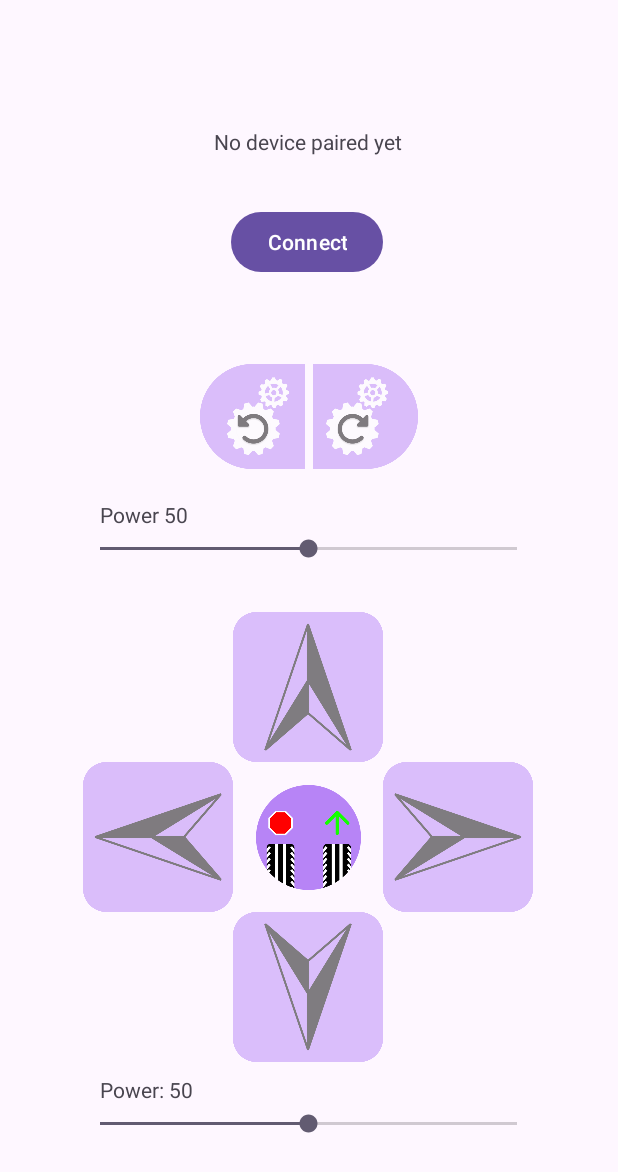
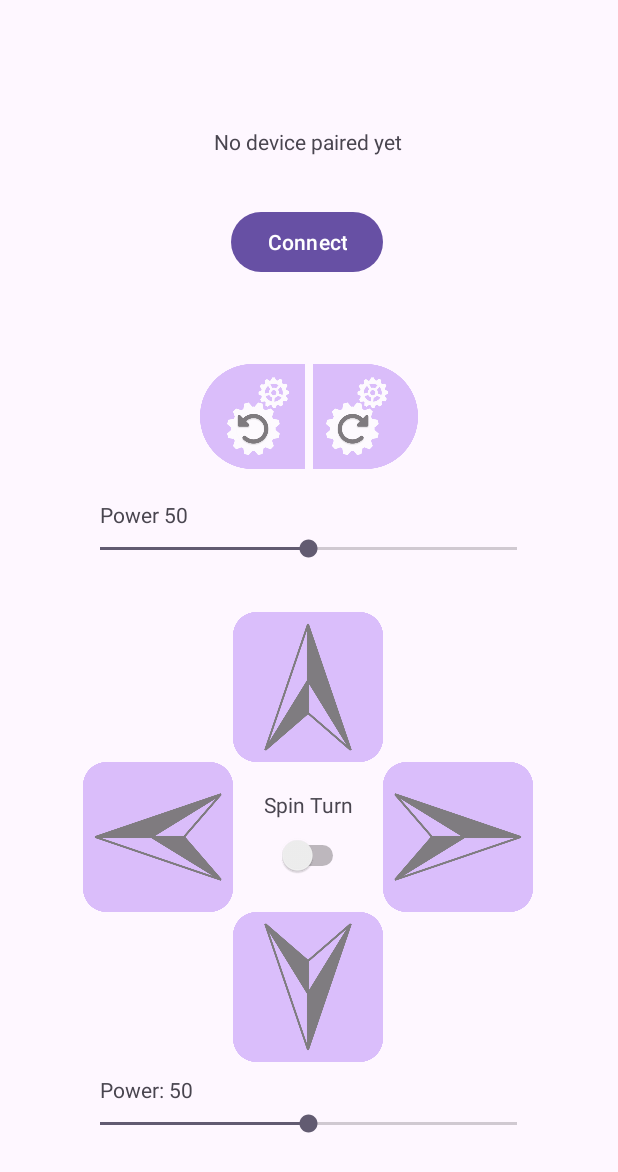
Before and after one commit to heliguy4599/ev3proj, an Android app: the screen it shows after launch (MainActivity), on a phone screen of 412 x 824 dp. Shown: the top 1172 px of the screen. Run offline under Robolectric (Android 15) with nearby library versions, the phone set to English and light mode, and no system bars.

Commit message:
Complete project

```diff
--- a/app/src/main/res/layout/activity_main.xml
+++ b/app/src/main/res/layout/activity_main.xml
@@ -130,18 +130,6 @@
         app:layout_constraintStart_toStartOf="@+id/rortationSlider" />
 
     <ImageButton
-        android:id="@+id/turnTypeButton"
-        android:layout_width="70dp"
-        android:layout_height="70dp"
-        android:background="@drawable/pivot_turn"
-        android:padding="0dp"
-        android:scaleType="fitCenter"
-        app:layout_constraintBottom_toTopOf="@+id/backwardButton"
-        app:layout_constraintEnd_toStartOf="@+id/rightButton"
-        app:layout_constraintStart_toEndOf="@+id/leftButton"
-        app:layout_constraintTop_toBottomOf="@+id/forwardButton" />
-
-    <ImageButton
         android:id="@+id/clockwise"
         android:layout_width="70dp"
         android:layout_height="70dp"
@@ -172,4 +160,28 @@
         app:layout_constraintEnd_toEndOf="parent"
         app:layout_constraintStart_toStartOf="parent" />
 
+    <Switch
+        android:id="@+id/SpinSwitch"
+        android:layout_width="wrap_content"
+        android:layout_height="wrap_content"
+        android:padding="0dp"
+        app:layout_constraintBottom_toTopOf="@+id/backwardButton"
+        app:layout_constraintEnd_toStartOf="@+id/rightButton"
+        app:layout_constraintHorizontal_bias="0.57"
+        app:layout_constraintStart_toEndOf="@+id/leftButton"
+        app:layout_constraintTop_toBottomOf="@+id/forwardButton"
+        app:layout_constraintVertical_bias="0.671" />
+
+    <TextView
+        android:id="@+id/textView2"
+        android:layout_width="wrap_content"
+        android:layout_height="wrap_content"
+        android:text="Spin Turn"
+        app:layout_constraintBottom_toTopOf="@+id/SpinSwitch"
+        app:layout_constraintEnd_toStartOf="@+id/rightButton"
+        app:layout_constraintHorizontal_bias="0.512"
+        app:layout_constraintStart_toEndOf="@+id/leftButton"
+        app:layout_constraintTop_toBottomOf="@+id/forwardButton"
+        app:layout_constraintVertical_bias="0.633" />
+
 </androidx.constraintlayout.widget.ConstraintLayout>
```
Also changed, not shown: app/src/main/java/com/example/ev3proj/MainActivity.java (+28 -56 lines), 1 other file.
